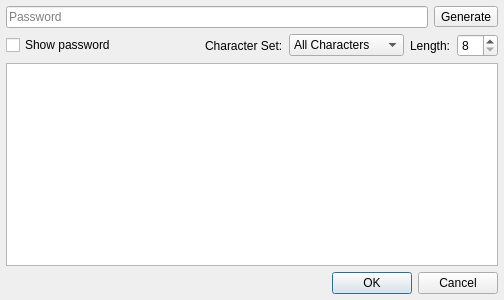
IJHack/QtPass, file passworddialog.ui: the form before one commit.
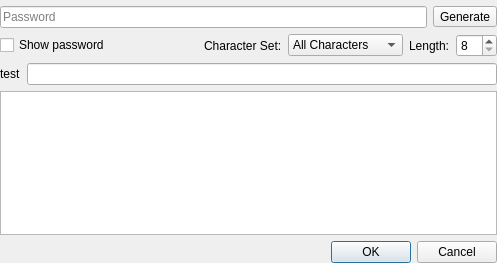
The form after the commit.

Diff of the .ui file:
```diff
--- a/passworddialog.ui
+++ b/passworddialog.ui
@@ -6,28 +6,34 @@
    <rect>
     <x>0</x>
     <y>0</y>
-    <width>504</width>
-    <height>300</height>
+    <width>497</width>
+    <height>263</height>
    </rect>
   </property>
   <property name="windowTitle">
    <string>Password</string>
   </property>
-  <layout class="QVBoxLayout" name="verticalLayout_2">
+  <layout class="QVBoxLayout" name="verticalLayout_2" stretch="0">
    <property name="leftMargin">
-    <number>6</number>
+    <number>0</number>
    </property>
    <property name="topMargin">
     <number>6</number>
    </property>
    <property name="rightMargin">
-    <number>6</number>
+    <number>0</number>
    </property>
    <property name="bottomMargin">
-    <number>6</number>
+    <number>0</number>
    </property>
    <item>
     <widget class="QWidget" name="widget" native="true">
+     <property name="sizePolicy">
+      <sizepolicy hsizetype="Preferred" vsizetype="Preferred">
+       <horstretch>0</horstretch>
+       <verstretch>0</verstretch>
+      </sizepolicy>
+     </property>
      <layout class="QVBoxLayout" name="verticalLayout">
       <property name="leftMargin">
        <number>0</number>
@@ -70,9 +76,6 @@
       </item>
       <item>
        <layout class="QHBoxLayout" name="horizontalLayout_2">
-        <property name="topMargin">
-         <number>0</number>
-        </property>
         <item>
          <widget class="QCheckBox" name="checkBoxShow">
           <property name="text">
@@ -94,8 +97,6 @@
          </spacer>
         </item>
         <item>
-         <layout class="QHBoxLayout" name="horizontalLayout_Char">
-          <item>
            <widget class="QLabel" name="label_characterset">
             <property name="text">
              <string>Character Set:</string>
@@ -126,10 +127,6 @@
             </item>
            </widget>
           </item>
-         </layout>
-        </item>
-        <item>
-         <layout class="QHBoxLayout" name="horizontalLayout_length">
           <item>
            <widget class="QLabel" name="label_length">
             <property name="sizePolicy">
@@ -152,10 +149,25 @@
           </item>
          </layout>
         </item>
-       </layout>
-      </item>
       <item>
-       <layout class="QFormLayout" name="formLayout"/>
+       <layout class="QFormLayout" name="formLayout">
+        <property name="labelAlignment">
+         <set>Qt::AlignLeading|Qt::AlignLeft|Qt::AlignVCenter</set>
+        </property>
+        <property name="formAlignment">
+         <set>Qt::AlignLeading|Qt::AlignLeft|Qt::AlignTop</set>
+        </property>
+        <item row="0" column="0">
+         <widget class="QLabel" name="testLabel">
+          <property name="text">
+           <string>test</string>
+          </property>
+         </widget>
+        </item>
+        <item row="0" column="1">
+         <widget class="QLineEdit" name="testLineEdit"/>
+        </item>
+       </layout>
       </item>
       <item>
        <widget class="QPlainTextEdit" name="plainTextEdit"/>
```
Lines whose indentation alone changed are shown as unchanged.
